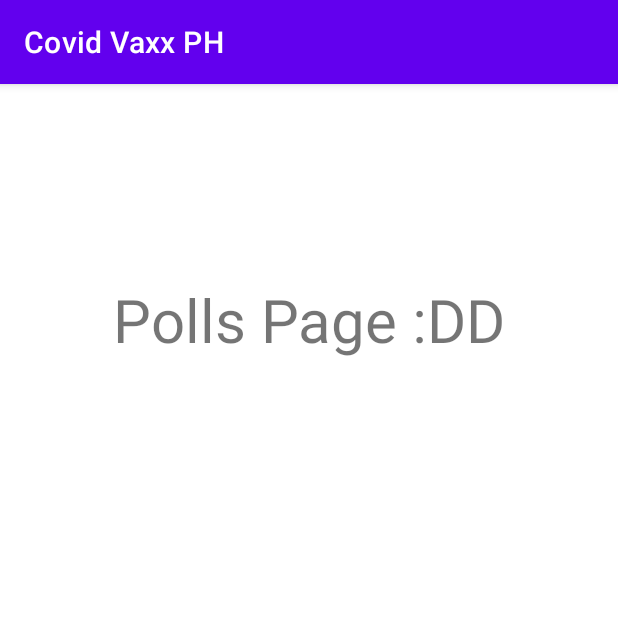
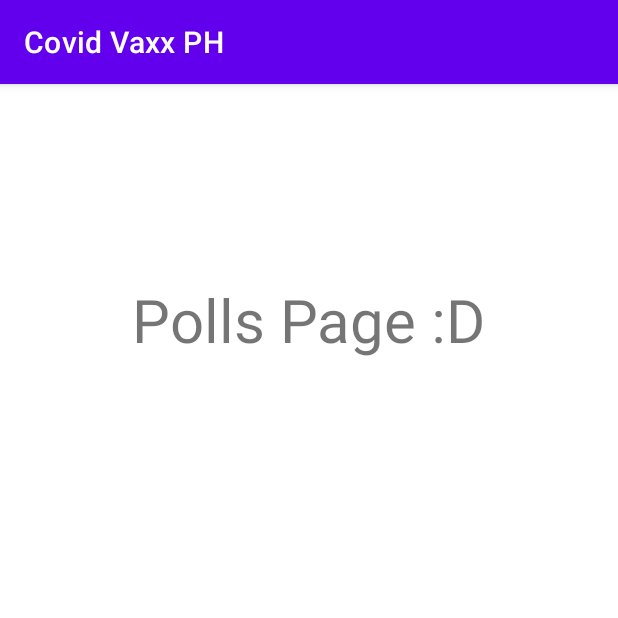
Before and after one commit to hannahdeniseee/r2y-04_app, an Android app: the polls screen opened directly, with no data from a screen before it, on a phone screen of 412 x 824 dp, the top half of it. Run offline under Robolectric (Android 15) with nearby library versions, the phone set to English and light mode, and no system bars.

Commit message:
mira git haver

```diff
--- a/app/src/main/res/layout/activity_polls.xml
+++ b/app/src/main/res/layout/activity_polls.xml
@@ -9,8 +9,8 @@
     <TextView
         android:layout_width="wrap_content"
         android:layout_height="wrap_content"
-        android:text="Polls Page :DD"
-        android:textSize="40dp"
+        android:text="Polls Page :D"
+        android:textSize="40sp"
         app:layout_constraintBottom_toBottomOf="parent"
         app:layout_constraintLeft_toLeftOf="parent"
         app:layout_constraintRight_toRightOf="parent"
```
